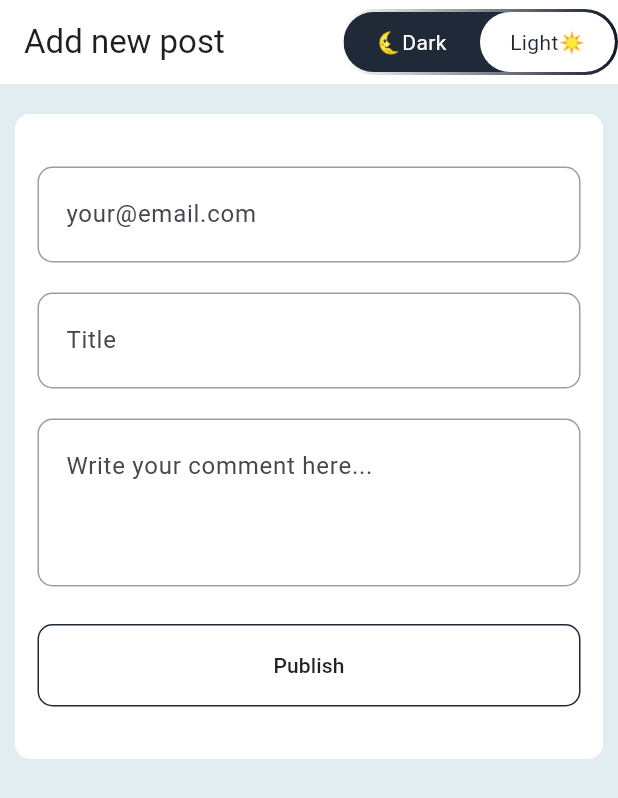
After one commit to vonjy-2101/mvvm-flutter-project, a Flutter app: the NewPostScreen screen opened by its route, on a phone screen of 412 x 824 dp. The commit adds this screen. Shown: the top 798 px of the screen. Run offline on Flutter 3.47's test engine with Material 3 defaults, Android fonts, the phone set to English and light mode, and no system bars; drawn by our look-alikes of toggle_switch; our stand-ins replace dio, equatable, flutter_riverpod, get_it, go_router, google_fonts; network calls fail.

Commit message:
init add post

```diff
--- a/lib/core/routes/app_pages.dart
+++ b/lib/core/routes/app_pages.dart
@@ -2,4 +2,5 @@ abstract class Routes {
     static const initial = '/';
     static const detailPost = '/detail-post';
     static const postComment = '/comment-post';
+    static const newPost = '/new-post';
 }
--- a/lib/core/routes/app_routes.dart
+++ b/lib/core/routes/app_routes.dart
@@ -4,6 +4,7 @@ import 'package:go_router/go_router.dart';
 import 'package:mvvm/models/post_model.dart';
 
 import '../../views/comment_post/comment_post_screen.dart';
+import '../../views/new_post/new_post_screen.dart';
 import '../../views/post_detail/post_detail_screen.dart';
 import '../../views/post_list/post_list_screen.dart';
 import 'app_pages.dart';
@@ -32,5 +33,11 @@ final pagesRoutes = GoRouter(
                     return CupertinoPage(child: CommentPostScreen(post: post,));
                 }
             ),
+            GoRoute(
+                path: Routes.newPost,
+                pageBuilder: (context,state){
+                    return CupertinoPage(child: NewPostScreen());
+                }
+            ),
         ]
 );
--- /dev/null
+++ b/lib/views/new_post/new_post_screen.dart
@@ -0,0 +1,55 @@
+import 'package:flutter/material.dart';
+import 'package:flutter/src/widgets/framework.dart';
+import 'package:flutter_riverpod/flutter_riverpod.dart';
+
+import '../shared/app_button.dart';
+import '../shared/app_header.dart';
+import '../shared/app_input_text.dart';
+
+class NewPostScreen extends ConsumerWidget {
+
+    TextEditingController emailController = TextEditingController(text: '');
+    TextEditingController titleController = TextEditingController(text: '');
+    TextEditingController bodyController = TextEditingController(text: '');
+
+    @override
+    Widget build(BuildContext context, WidgetRef ref) {
+        // TODO: implement build
+        return Scaffold(
+            appBar: AppHeader(titlePage: "Add new post"),
+            body: Container(
+                child: SingleChildScrollView(
+                    child: Column(
+                        children: [
+                            SizedBox(height: 10),
+                            Container(
+                                width: MediaQuery.sizeOf(context).width,
+                                margin: EdgeInsets.symmetric(vertical: 10, horizontal: 10),
+                                padding: EdgeInsets.symmetric(horizontal: 15, vertical: 20),
+                                decoration: BoxDecoration(color: Theme.of(context).primaryColor, borderRadius: BorderRadius.circular(10)),
+                                child: Column(
+                                children: [
+                                    Padding(padding: EdgeInsetsDirectional.symmetric(vertical: 15), child: AppInputText(controller: emailController, hintText: "your@email.com")),
+                                    Padding(padding: EdgeInsetsDirectional.symmetric(vertical: 5), child: AppInputText(controller: titleController, hintText: "Title")),
+                                    Padding(padding: EdgeInsetsDirectional.symmetric(vertical: 15), child: AppInputText(controller: bodyController, hintText: "Write your comment here...", max: 3)),
+                                    SizedBox(height: 10),
+                                    AppButton(
+                                    onPressed: () {
+                                        //commentPost.formSendCheck(context: context, idPost: post.id, emailController: emailController, titleController: titleController, bodyController: bodyController);
+                                    },
+                                    title: "Publish",
+                                    ),
+                                    SizedBox(height: 15),
+                                ],
+                                ),
+                            ),
+
+                            SizedBox(height: 10),
+                        ],
+                    ),
+                ),
+            ),
+        );
+    }
+
+}
--- a/lib/views/post_list/post_list_screen.dart
+++ b/lib/views/post_list/post_list_screen.dart
@@ -37,7 +37,7 @@ class PostListScreen extends ConsumerWidget{
                                 color: Theme.of(context).primaryColor,
                                 borderRadius: BorderRadius.circular(10)
                             ),
-                            child: AppInputText(controller: newPostController,max: 3,),
+                            child: AppInputText(controller: newPostController,max: 3, onTap: (){ GoRouter.of(context).push(Routes.newPost); },),
                         ),
 
                         // List post
--- a/lib/views/shared/app_input_text.dart
+++ b/lib/views/shared/app_input_text.dart
@@ -1,39 +1,28 @@
 import 'package:flutter/material.dart';
 
 class AppInputText extends StatelessWidget {
-
   TextEditingController controller;
   int? max;
   String? hintText;
+  Function? onTap;
 
-    AppInputText({required this.controller, this.max, this.hintText});
+  AppInputText({required this.controller, this.max, this.hintText, this.onTap});
 
   @override
   Widget build(BuildContext context) {
-
     return TextFormField(
         controller: controller,
+        onTap: onTap != null ? () => onTap!() : null,
         decoration: InputDecoration(
             hintText: hintText ?? "What'is your mind ?",
             contentPadding: EdgeInsets.symmetric(vertical: 20, horizontal: 15),
-                fillColor : Colors.black26,
+            fillColor: Colors.black26,
             focusColor: Colors.black26,
-                focusedBorder: OutlineInputBorder(
-                    borderRadius: BorderRadius.circular(10.0),
-                    borderSide: BorderSide(
-                        color: (Theme.of(context).brightness == Brightness.dark) ? Colors.white30 : Colors.black38,
-                    ),
-                ),
-                enabledBorder: OutlineInputBorder(
-                    borderRadius: BorderRadius.circular(10.0),
-                    borderSide: BorderSide(
-                        color: (Theme.of(context).brightness == Brightness.dark) ? Colors.white30 : Colors.black38,
-                    ),
-                ),
+            focusedBorder: OutlineInputBorder(borderRadius: BorderRadius.circular(10.0), borderSide: BorderSide(color: (Theme.of(context).brightness == Brightness.dark) ? Colors.white30 : Colors.black38)),
+            enabledBorder: OutlineInputBorder(borderRadius: BorderRadius.circular(10.0), borderSide: BorderSide(color: (Theme.of(context).brightness == Brightness.dark) ? Colors.white30 : Colors.black38)),
         ),
         maxLines: max ?? 1,
         keyboardType: TextInputType.multiline,
     );
-
   }
 }
```
Lines whose indentation alone changed are shown as unchanged.
